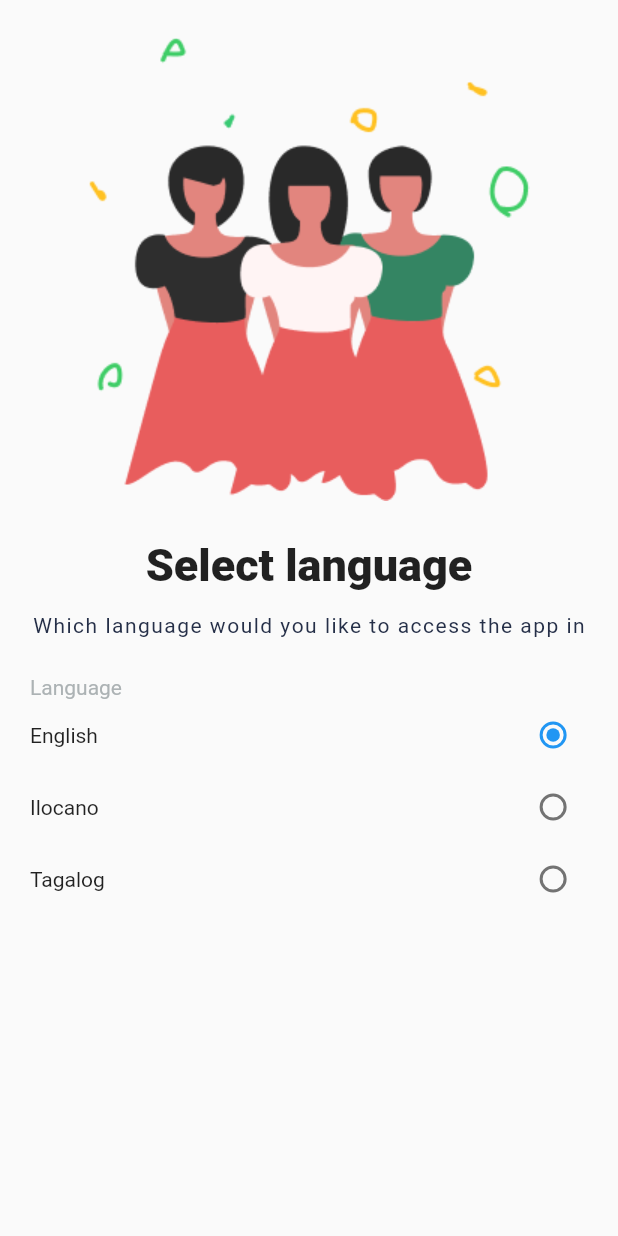
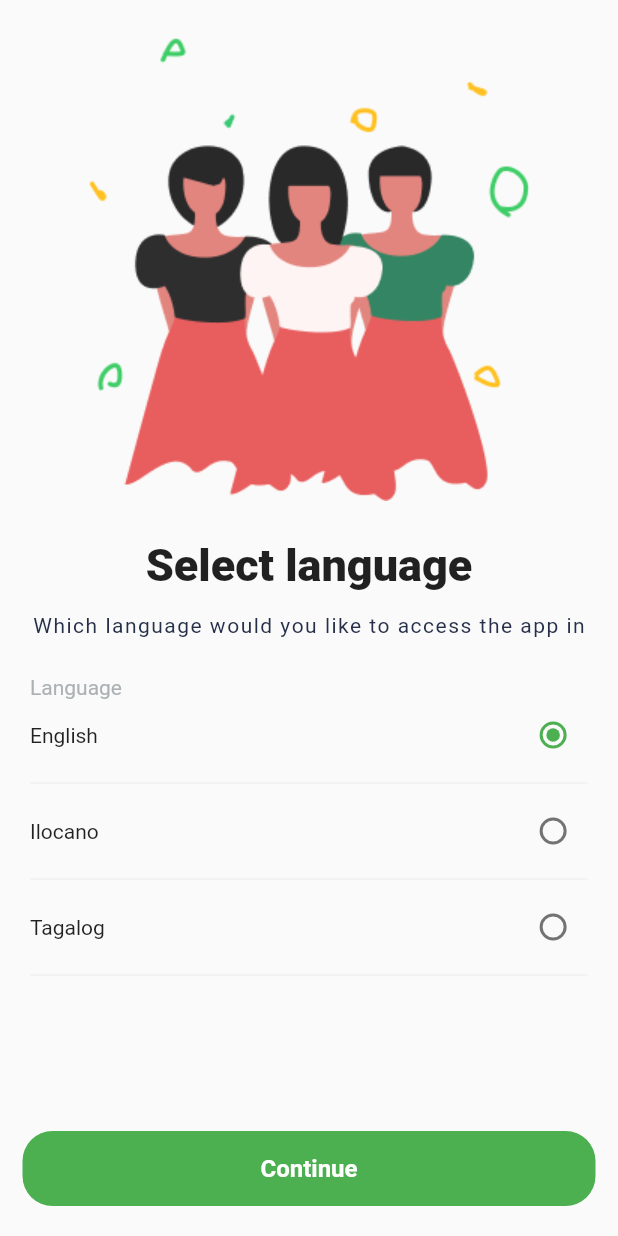
Before and after one commit to JobCuta/CIS-9340-Thesis, a Flutter app: the LanguagesWidget screen opened directly, on a phone screen of 412 x 824 dp. Run offline on Flutter 3.47's test engine with Material 2 defaults, Android fonts, the phone set to English and light mode, and no system bars; our stand-ins replace circular_countdown_timer, get; missing offline and left inert: shake; Roboto replaces fonts that are missing (Body 2, Header 5, Proxima Nova).

Commit message:
completed language screen

```diff
--- a/lib/language_select.dart
+++ b/lib/language_select.dart
@@ -8,11 +8,7 @@ class LanguageSelect extends StatelessWidget {
   @override
   Widget build(BuildContext context) {
     return const MaterialApp(
-        home: Scaffold(
-          body: SafeArea(
-            child: LanguagesWidget(),
-          ),
-        )
+        home: LanguagesWidget(),
     );
   }
 }
@@ -31,24 +27,31 @@ class _LanguagesState extends State<LanguagesWidget> {
 
   @override
   Widget build(BuildContext context) {
-    return Column(
+    return Scaffold(
+      body: Center(
+        child: ListView(
           children: <Widget>[
-        Padding(
-          padding: const EdgeInsets.all(25.0),
-          child: Image.asset('assets/images/language-select.png',),
-        ),
-        const Text("Select language",
+            const Center(
+                child: Padding(
+                  padding: EdgeInsets.all(25.0),
+                  child: Image(image: AssetImage('assets/images/language-select.png')),
+                )),
+            const Center(
+              child: Text("Select language",
                 style: TextStyle(fontWeight: FontWeight.w800,
                     fontSize: 30,
                     fontFamily: 'Header 5'),
               ),
+            ),
             const SizedBox(height: 15.0,),
-        const Text("Which language would you like to access the app in",
+            const Center(
+              child: Text("Which language would you like to access the app in",
                 style: TextStyle(fontWeight: FontWeight.w400,
                   fontSize: 14,
                   letterSpacing: 1,
                   fontFamily: 'Body 2',
                   color: Color.fromRGBO(37, 47, 72, 1.0)),
+              ),
             ),
             const SizedBox(height: 25.0,),
             Padding(
@@ -88,6 +91,7 @@ class _LanguagesState extends State<LanguagesWidget> {
                           child: Radio(
                               value: Language.english,
                               groupValue: _language,
+                              activeColor: Colors.green,
                               onChanged: (Language? value) {
                                 setState(() {
                                   _language = value;
@@ -95,6 +99,10 @@ class _LanguagesState extends State<LanguagesWidget> {
                               })
                       )
                       ],
+                    ),
+                  const Divider(
+                    thickness: 1,
+                    color: Color.fromRGBO(240, 241, 241, 1),
                   ),
                   Row(
                     children: <Widget>[
@@ -118,6 +126,7 @@ class _LanguagesState extends State<LanguagesWidget> {
                       child: Radio(
                           value: Language.ilocano,
                           groupValue: _language,
+                          activeColor: Colors.green,
                           onChanged: (Language? value) {
                             setState(() {
                               _language = value;
@@ -125,6 +134,10 @@ class _LanguagesState extends State<LanguagesWidget> {
                           }),
                       )
                     ],
+                  ),
+                  const Divider(
+                    thickness: 1,
+                    color: Color.fromRGBO(240, 241, 241, 1),
                   ),
                   Row(
                     children: <Widget>[
@@ -148,6 +161,7 @@ class _LanguagesState extends State<LanguagesWidget> {
                         child: Radio(
                           value: Language.tagalog,
                           groupValue: _language,
+                            activeColor: Colors.green,
                           onChanged: (Language? value) {
                             setState(() {
                               _language = value;
@@ -156,10 +170,37 @@ class _LanguagesState extends State<LanguagesWidget> {
                       )
                     ],
                   ),
+                  const Divider(
+                    thickness: 1,
+                    color: Color.fromRGBO(240, 241, 241, 1),
+                  ),
+                  const SizedBox(height: 75,)
                 ],
               ),
-        )
+            ),
           ],
+        ),
+      ),
+      bottomSheet: Container(
+        width: double.infinity,
+        height: 50,
+        margin: const EdgeInsets.fromLTRB(15, 0, 15, 20),
+        decoration: const BoxDecoration(
+            color: Colors.green,
+            borderRadius: BorderRadius.all(Radius.circular(20))
+        ),
+        child: TextButton(
+          child: const Text('Continue',
+              style: TextStyle(
+                  fontWeight: FontWeight.bold,
+                  fontFamily: 'Proxima Nova',
+                  fontSize: 16,
+                  color: Colors.white)),
+          onPressed: () {
+            //navigate to next page
+          },
+        ),
+      ),
     );
   }
 }
```
Lines whose indentation alone changed are shown as unchanged.
